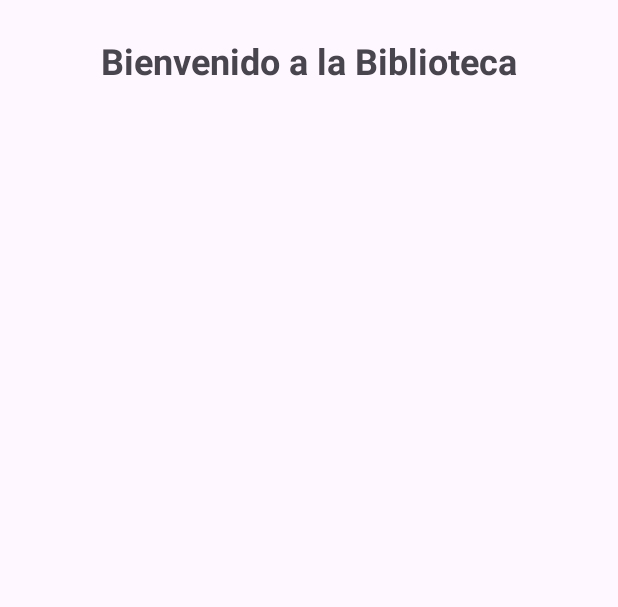
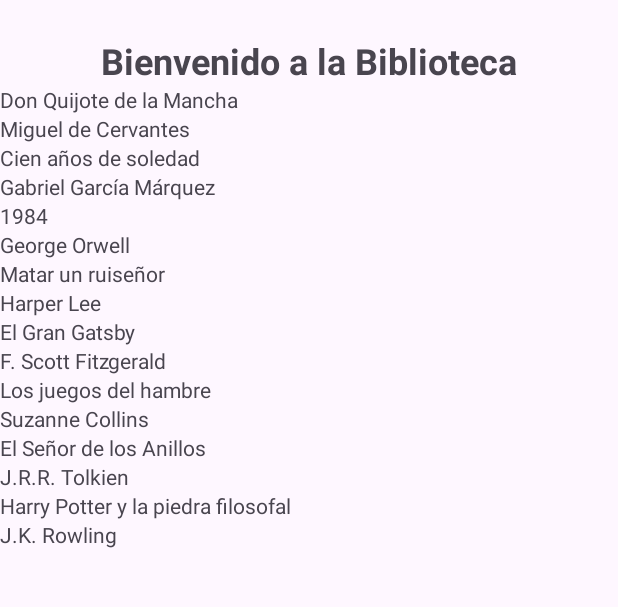
Before and after one commit to erickdc7/proyecto-biblioteca, an Android app: the screen it shows after launch (MainActivity), on a phone screen of 412 x 824 dp, the part 104-711 px from its top. Run offline under Robolectric (Android 15) with nearby library versions, the phone set to English and light mode, and no system bars.

Commit message:
lista libros

```diff
--- a/app/build.gradle.kts
+++ b/app/build.gradle.kts
@@ -44,6 +44,6 @@ dependencies {
     testImplementation("junit:junit:4.13.2")
     androidTestImplementation("androidx.test.ext:junit:1.1.5")
     androidTestImplementation("androidx.test.espresso:espresso-core:3.5.1")
-    implementation ("androidx.recyclerview:recyclerview:1.6.1")
+    implementation ("androidx.recyclerview:recyclerview:1.2.1")
 
 }
--- /dev/null
+++ b/app/src/main/java/com/erickdiaz/proyectobiblioteca/Libro.java
@@ -0,0 +1,27 @@
+package com.erickdiaz.proyectobiblioteca;
+
+public class Libro {
+    private String titulo;
+    private String autor;
+
+    public Libro(String titulo, String autor) {
+        this.titulo = titulo;
+        this.autor = autor;
+    }
+
+    public String getTitulo() {
+        return titulo;
+    }
+
+    public void setTitulo(String titulo) {
+        this.titulo = titulo;
+    }
+
+    public String getAutor() {
+        return autor;
+    }
+
+    public void setAutor(String autor) {
+        this.autor = autor;
+    }
+}
--- /dev/null
+++ b/app/src/main/java/com/erickdiaz/proyectobiblioteca/LibroAdapter.java
@@ -0,0 +1,53 @@
+package com.erickdiaz.proyectobiblioteca;
+
+import androidx.appcompat.app.AppCompatActivity;
+import android.view.LayoutInflater;
+import android.view.View;
+import android.view.ViewGroup;
+import android.widget.TextView;
+import androidx.recyclerview.widget.RecyclerView;
+
+import java.util.ArrayList;
+
+public class LibroAdapter extends RecyclerView.Adapter<LibroAdapter.LibroViewHolder> {
+
+    private ArrayList<Libro> listaLibros;
+
+    public LibroAdapter(ArrayList<Libro> listaLibros) {
+        this.listaLibros = listaLibros;
+    }
+
+    @Override
+    public LibroViewHolder onCreateViewHolder(ViewGroup parent, int viewType) {
+        View itemView = LayoutInflater.from(parent.getContext()).inflate(R.layout.item_libro, parent, false);
+        return new LibroViewHolder(itemView);
+    }
+
+
+    @Override
+    public void onBindViewHolder(LibroViewHolder holder, int position) {
+        Libro libro = listaLibros.get(position);
+        holder.tituloTextView.setText(libro.getTitulo());
+        holder.autorTextView.setText(libro.getAutor());
+
+    }
+
+
+
+    @Override
+    public int getItemCount() {
+        return listaLibros.size();
+    }
+
+    public class LibroViewHolder extends RecyclerView.ViewHolder {
+        public TextView tituloTextView;
+        public TextView autorTextView;
+
+        public LibroViewHolder(View itemView) {
+            super(itemView);
+            tituloTextView = itemView.findViewById(R.id.tituloTextView);
+            autorTextView = itemView.findViewById(R.id.autorTextView);
+            // Configura otras vistas si es necesario
+        }
+    }
+}
--- a/app/src/main/java/com/erickdiaz/proyectobiblioteca/MainActivity.java
+++ b/app/src/main/java/com/erickdiaz/proyectobiblioteca/MainActivity.java
@@ -1,16 +1,38 @@
 package com.erickdiaz.proyectobiblioteca;
 
 import androidx.appcompat.app.AppCompatActivity;
-
 import android.os.Bundle;
+import androidx.recyclerview.widget.LinearLayoutManager;
+import androidx.recyclerview.widget.RecyclerView;
+import java.util.ArrayList;
 
 public class MainActivity extends AppCompatActivity {
 
-
+    private RecyclerView recyclerView;
+    private LibroAdapter libroAdapter;
+    private ArrayList<Libro> listaLibros;
 
     @Override
     protected void onCreate(Bundle savedInstanceState) {
         super.onCreate(savedInstanceState);
         setContentView(R.layout.activity_main);
+
+
+        listaLibros = new ArrayList<>();
+        listaLibros.add(new Libro("Don Quijote de la Mancha", "Miguel de Cervantes"));
+        listaLibros.add(new Libro("Cien años de soledad", "Gabriel García Márquez"));
+        listaLibros.add(new Libro("1984", "George Orwell"));
+        listaLibros.add(new Libro("Matar un ruiseñor", "Harper Lee"));
+        listaLibros.add(new Libro("El Gran Gatsby", "F. Scott Fitzgerald"));
+        listaLibros.add(new Libro("Los juegos del hambre", "Suzanne Collins"));
+        listaLibros.add(new Libro("El Señor de los Anillos", "J.R.R. Tolkien"));
+        listaLibros.add(new Libro("Harry Potter y la piedra filosofal", "J.K. Rowling"));
+
+        // Configura el RecyclerView
+        recyclerView = findViewById(R.id.recyclerView);
+        recyclerView.setLayoutManager(new LinearLayoutManager(this));
+        libroAdapter = new LibroAdapter(listaLibros);
+        recyclerView.setAdapter(libroAdapter);
     }
+
 }
--- a/app/src/main/res/layout/activity_main.xml
+++ b/app/src/main/res/layout/activity_main.xml
@@ -15,7 +15,6 @@
         android:contentDescription="Logo de la Biblioteca"
         android:src="@drawable/logoutp" />
 
-    <!-- RecyclerView para mostrar la lista de libros -->
     <TextView
         android:layout_width="wrap_content"
         android:layout_height="wrap_content"
--- /dev/null
+++ b/app/src/main/res/layout/item_libro.xml
@@ -0,0 +1,21 @@
+<?xml version="1.0" encoding="utf-8"?>
+<LinearLayout xmlns:android="http://schemas.android.com/apk/res/android"
+    android:layout_width="match_parent"
+    android:layout_height="wrap_content"
+    android:orientation="vertical">
+
+    <TextView
+        android:id="@+id/tituloTextView"
+        android:layout_width="wrap_content"
+        android:layout_height="wrap_content"
+        android:text="Título del Libro" />
+
+    <TextView
+        android:id="@+id/autorTextView"
+        android:layout_width="wrap_content"
+        android:layout_height="wrap_content"
+        android:text="Autor del Libro" />
+
+    <!-- Agrega otras vistas si es necesario -->
+
+</LinearLayout>
```
